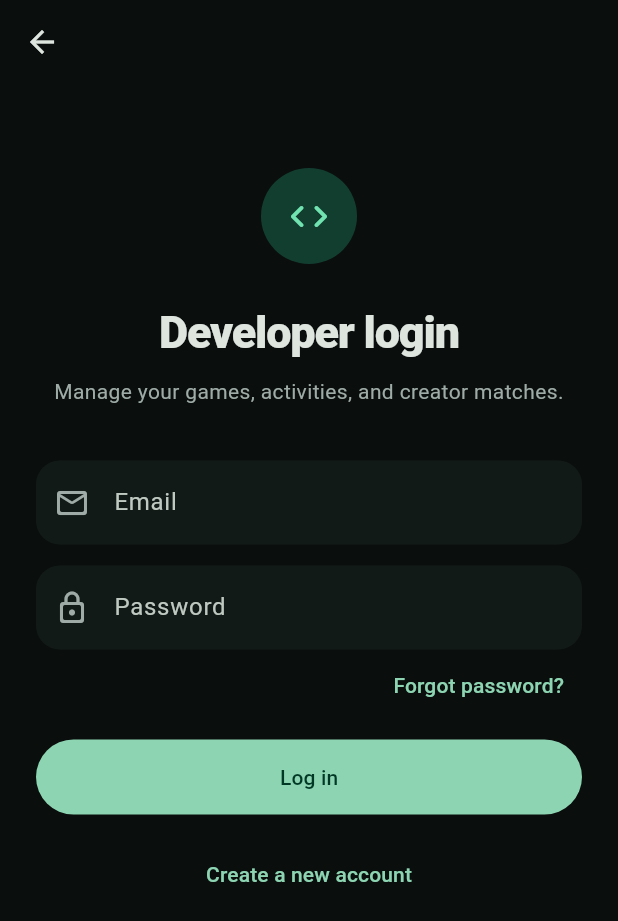
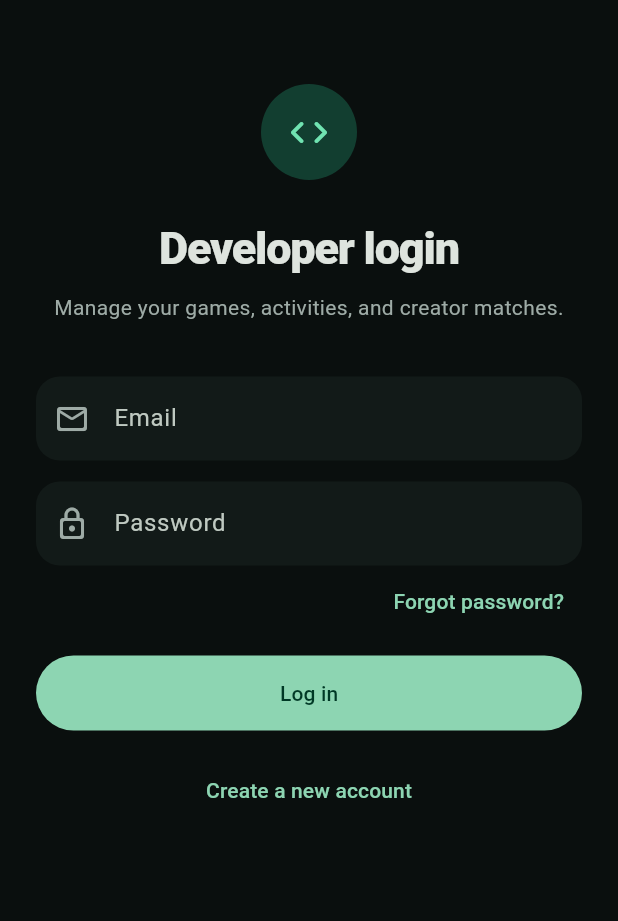
Before and after one commit to INDINA-Flutter-Project/INDIVERSE, a Flutter app: the AuthLoginForm widget shown alone on an empty page, opened directly, on a phone screen of 412 x 824 dp. Shown: the top 921 px of the screen. Run offline on Flutter 3.47's test engine with Material 3 defaults, Android fonts, the phone set to English and light mode, and no system bars.

Commit message:
reorgnaized code

```diff
--- a/lib/data.dart
+++ b/lib/data.dart
@@ -1,6 +1,6 @@
 import 'package:flutter/material.dart';
 
-import 'core/models/game_preview.dart';
+import 'models/game_preview.dart';
 
 /// Clearly fictional fixtures used while the frontend is backend-independent.
 const sampleGames = <GamePreview>[
--- a/lib/main.dart
+++ b/lib/main.dart
@@ -1,7 +1,8 @@
 import 'package:flutter/material.dart';
+import 'package:indina/screens/authentication_screens/login_selection_screen.dart';
 
 import 'core/constants/app_theme.dart';
-import 'root.dart';
+
 
 void main() => runApp(const IndiverseApp());
 
@@ -13,6 +14,6 @@ class IndiverseApp extends StatelessWidget {
     title: 'INDIVERSE',
     debugShowCheckedModeBanner: false,
     theme: AppTheme.dark,
-    home: const Root(),
+    home: const LoginSelectionScreen(),
   );
 }
--- a/lib/screens/auth/widgets/auth_login_form.dart
+++ /dev/null
@@ -1,83 +0,0 @@
-import 'package:flutter/material.dart';
-import '../../../core/constants/app_colors.dart';
-import '../../../core/constants/text_styles.dart';
-
-class AuthLoginForm extends StatelessWidget {
-  const AuthLoginForm({
-    super.key,
-    required this.title,
-    required this.subtitle,
-    required this.icon,
-    required this.onLogin,
-  });
-  final String title;
-  final String subtitle;
-  final IconData icon;
-  final VoidCallback onLogin;
-
-  @override
-  Widget build(BuildContext context) => Scaffold(
-    appBar: AppBar(backgroundColor: Colors.transparent),
-    body: SafeArea(
-      child: ListView(
-        padding: const EdgeInsets.all(24),
-        children: [
-          const SizedBox(height: 32),
-          CircleAvatar(
-            radius: 32,
-            backgroundColor: AppColors.primaryContainer,
-            child: Icon(icon, color: AppColors.primary, size: 30),
-          ),
-          const SizedBox(height: 24),
-          Text(
-            title,
-            textAlign: TextAlign.center,
-            style: AppTextStyles.pageTitle,
-          ),
-          const SizedBox(height: 8),
-          Text(
-            subtitle,
-            textAlign: TextAlign.center,
-            style: AppTextStyles.bodyMuted,
-          ),
-          const SizedBox(height: 36),
-          const TextField(
-            keyboardType: TextInputType.emailAddress,
-            decoration: InputDecoration(
-              labelText: 'Email',
-              prefixIcon: Icon(Icons.mail_outline_rounded),
-            ),
-          ),
-          const SizedBox(height: 14),
-          const TextField(
-            obscureText: true,
-            decoration: InputDecoration(
-              labelText: 'Password',
-              prefixIcon: Icon(Icons.lock_outline_rounded),
-            ),
-          ),
-          Align(
-            alignment: Alignment.centerRight,
-            child: TextButton(
-              onPressed: () {},
-              child: const Text('Forgot password?'),
-            ),
-          ),
-          const SizedBox(height: 12),
-          FilledButton(
-            onPressed: onLogin,
-            child: const Padding(
-              padding: EdgeInsets.symmetric(vertical: 15),
-              child: Text('Log in'),
-            ),
-          ),
-          const SizedBox(height: 16),
-          TextButton(
-            onPressed: () {},
-            child: const Text('Create a new account'),
-          ),
-        ],
-      ),
-    ),
-  );
-}
--- /dev/null
+++ b/lib/screens/authentication_screens/widgets/auth_login_form.dart
@@ -0,0 +1,77 @@
+import 'package:flutter/material.dart';
+import '../../../core/constants/app_colors.dart';
+import '../../../core/constants/text_styles.dart';
+
+class AuthLoginForm extends StatelessWidget {
+  const AuthLoginForm({
+    super.key,
+    required this.title,
+    required this.subtitle,
+    required this.icon,
+    required this.onLogin,
+  });
+  final String title;
+  final String subtitle;
+  final IconData icon;
+  final VoidCallback onLogin;
+
+  @override
+  Widget build(BuildContext context) {
+    return ListView(
+      padding: const EdgeInsets.all(24),
+      children: [
+        const SizedBox(height: 32),
+        CircleAvatar(
+          radius: 32,
+          backgroundColor: AppColors.primaryContainer,
+          child: Icon(icon, color: AppColors.primary, size: 30),
+        ),
+        const SizedBox(height: 24),
+        Text(
+          title,
+          textAlign: TextAlign.center,
+          style: AppTextStyles.pageTitle,
+        ),
+        const SizedBox(height: 8),
+        Text(
+          subtitle,
+          textAlign: TextAlign.center,
+          style: AppTextStyles.bodyMuted,
+        ),
+        const SizedBox(height: 36),
+        const TextField(
+          keyboardType: TextInputType.emailAddress,
+          decoration: InputDecoration(
+            labelText: 'Email',
+            prefixIcon: Icon(Icons.mail_outline_rounded),
+          ),
+        ),
+        const SizedBox(height: 14),
+        const TextField(
+          obscureText: true,
+          decoration: InputDecoration(
+            labelText: 'Password',
+            prefixIcon: Icon(Icons.lock_outline_rounded),
+          ),
+        ),
+        Align(
+          alignment: Alignment.centerRight,
+          child: TextButton(
+            onPressed: () {},
+            child: const Text('Forgot password?'),
+          ),
+        ),
+        const SizedBox(height: 12),
+        FilledButton(
+          onPressed: onLogin,
+          child: const Padding(
+            padding: EdgeInsets.symmetric(vertical: 15),
+            child: Text('Log in'),
+          ),
+        ),
+        const SizedBox(height: 16),
+        TextButton(onPressed: () {}, child: const Text('Create a new account')),
+      ],
+    );
+  }
+}
--- a/lib/screens/explore/explore_screen.dart
+++ b/lib/screens/explore/explore_screen.dart
@@ -1,5 +1,5 @@
 import 'package:flutter/material.dart';
-import '../../core/models/game_preview.dart';
+import '../../models/game_preview.dart';
 import '../../core/widget/empty_state.dart';
 import '../../data.dart';
 import '../home/widgets/game_card.dart';
--- a/lib/screens/game_detail/game_detail_screen.dart
+++ b/lib/screens/game_detail/game_detail_screen.dart
@@ -1,6 +1,6 @@
 import 'package:flutter/material.dart';
 import '../../core/constants/app_colors.dart';
-import '../../core/models/game_preview.dart';
+import '../../models/game_preview.dart';
 import 'widgets/game_artwork.dart';
 
 class GameDetailsScreen extends StatefulWidget {
--- a/lib/screens/game_detail/widgets/game_artwork.dart
+++ b/lib/screens/game_detail/widgets/game_artwork.dart
@@ -1,5 +1,5 @@
 import 'package:flutter/material.dart';
-import '../../../core/models/game_preview.dart';
+import '../../../models/game_preview.dart';
 
 class GameArtwork extends StatelessWidget {
   const GameArtwork({
--- a/lib/screens/home/widgets/game_card.dart
+++ b/lib/screens/home/widgets/game_card.dart
@@ -1,10 +1,10 @@
 import 'package:flutter/material.dart';
 import '../../../core/constants/app_colors.dart';
-import '../../../core/models/game_preview.dart';
+import '../../../models/game_preview.dart';
 import '../../game_detail/game_detail_screen.dart';
 import '../../game_detail/widgets/game_artwork.dart';
 
-class GameCard extends StatelessWidget {
+ class GameCard extends StatelessWidget {
   const GameCard({
     super.key,
     required this.game,
--- a/lib/screens/player/player_shell.dart
+++ b/lib/screens/player/player_shell.dart
@@ -1,6 +1,6 @@
 import 'package:flutter/material.dart';
 
-import '../../core/models/game_preview.dart';
+import '../../models/game_preview.dart';
 import '../explore/explore_screen.dart';
 import '../home/home_screen.dart';
 import '../profile/profile_screen.dart';
@@ -16,7 +16,7 @@ class PlayerShell extends StatefulWidget {
 
 class _PlayerShellState extends State<PlayerShell> {
   int selectedIndex = 0;
-  final wishlist = <String>{};
+   Set <String> wishlist = {};
 
   void toggleWishlist(GamePreview game) => setState(() {
     wishlist.contains(game.title)
--- a/lib/screens/wishlist/wishlist_screen.dart
+++ b/lib/screens/wishlist/wishlist_screen.dart
@@ -1,5 +1,5 @@
 import 'package:flutter/material.dart';
-import '../../core/models/game_preview.dart';
+import '../../models/game_preview.dart';
 import '../../core/widget/empty_state.dart';
 import '../../data.dart';
 import '../home/widgets/game_card.dart';
```
Also changed, not shown: lib/root.dart (deleted, +0 -11 lines), lib/screens/auth/developer_login/developer_login_screen.dart (deleted, +0 -16 lines), lib/screens/auth/user_login/user_login_screen.dart (deleted, +0 -18 lines), lib/screens/authentication_screens/developer_login/developer_login_screen.dart (added, +21 -0 lines), lib/screens/authentication_screens/user_login/user_login_screen.dart (added, +23 -0 lines), lib/screens/home/home_screen.dart (+47 -153 lines), lib/screens/home/widgets/featured_game.dart (added, +121 -0 lines), lib/screens/home/widgets/header.dart (added, +46 -0 lines), lib/models/game_preview.dart (renamed from lib/core/models/game_preview.dart), lib/screens/authentication_screens/login_selection_screen.dart (renamed from lib/screens/auth/login_selection_screen.dart).
